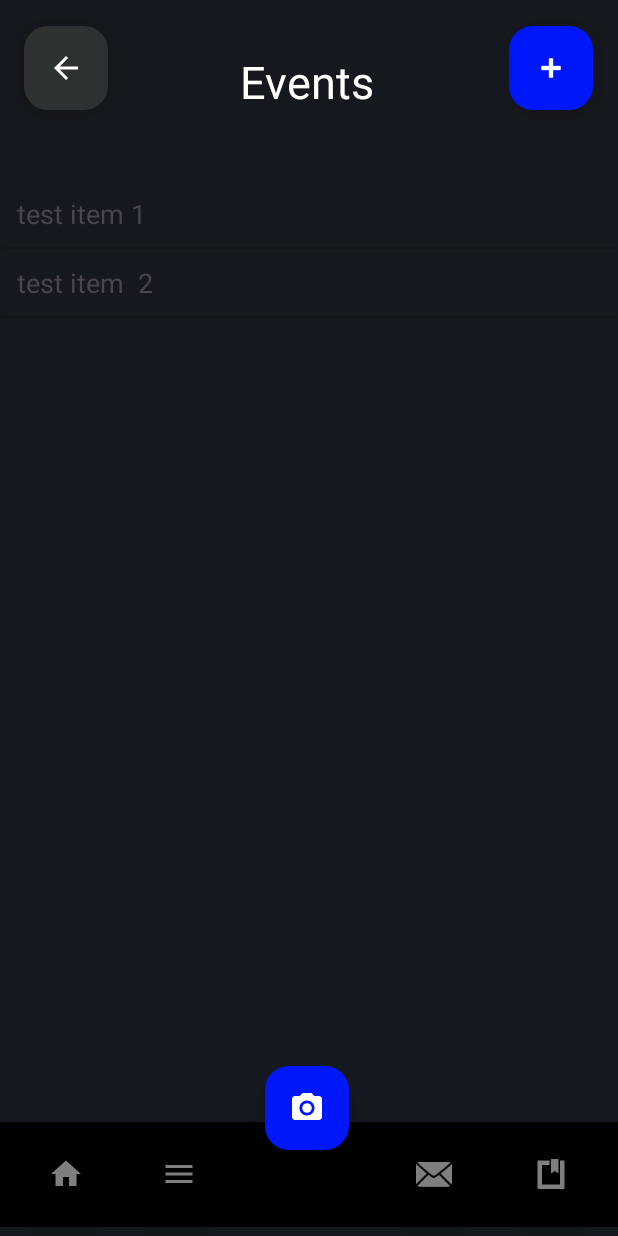
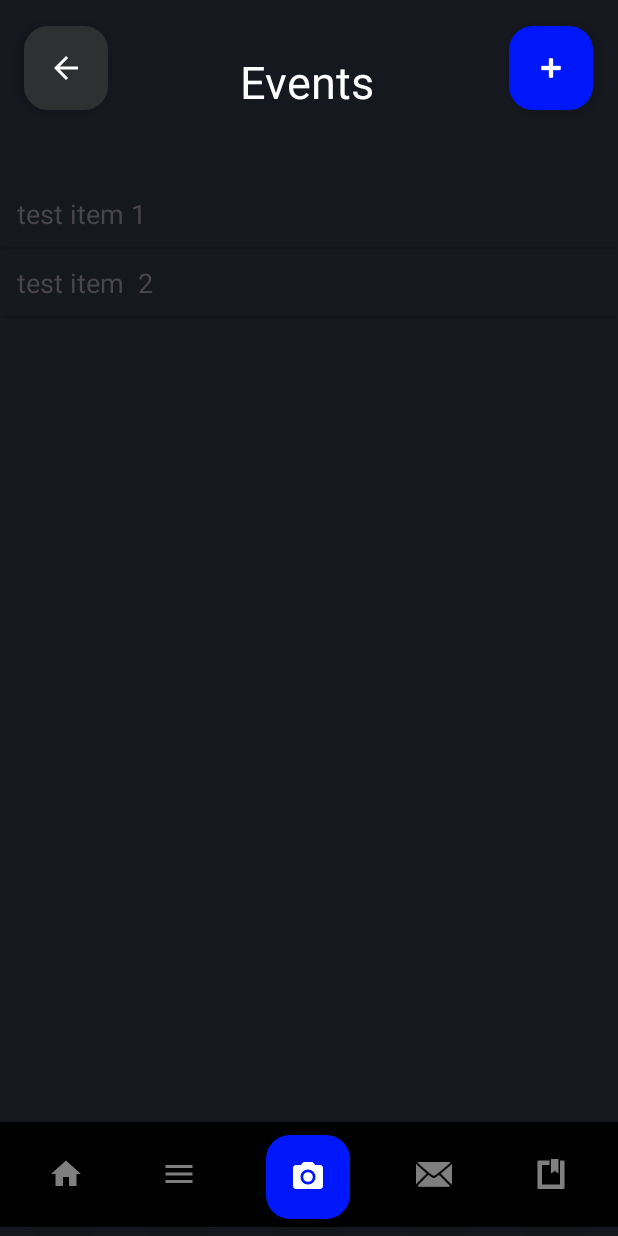
Before and after one commit to CMPUT301W24T30/ScanPal, an Android app: the EventPageFragment screen opened through its navigation route, on a phone screen of 412 x 824 dp. Run offline under Robolectric (Android 15) with nearby library versions, the phone set to English and light mode, and no system bars; our stand-ins replace Firebase (no records; nobody signed in at launch, a user with empty details on screens opened directly).

Commit message:
Added Back functionallity to event details page and cleaned UI

```diff
--- a/app/src/main/java/com/example/scanpal/MainActivity.java
+++ b/app/src/main/java/com/example/scanpal/MainActivity.java
@@ -1,12 +1,7 @@
 package com.example.scanpal;
 
 import android.os.Bundle;
-import android.view.ViewGroup;
-import android.widget.FrameLayout;
-import android.widget.LinearLayout;
-
 import androidx.appcompat.app.AppCompatActivity;
-import androidx.fragment.app.FragmentTransaction;
 import androidx.navigation.NavController;
 import androidx.navigation.fragment.NavHostFragment;
 
--- a/app/src/main/res/layout/events_page.xml
+++ b/app/src/main/res/layout/events_page.xml
@@ -24,14 +24,15 @@
         android:id="@+id/button_scan"
         android:layout_width="wrap_content"
         android:layout_height="wrap_content"
-        android:layout_marginTop="668dp"
-        android:layout_marginBottom="15dp"
+        android:layout_marginBottom="11dp"
         android:backgroundTint="#0018F9"
         android:clickable="true"
         app:layout_constraintBottom_toBottomOf="parent"
         app:layout_constraintEnd_toStartOf="@+id/button_chat"
+        app:layout_constraintHorizontal_bias="0.517"
         app:layout_constraintStart_toEndOf="@+id/button_your_events"
-        app:layout_constraintTop_toTopOf="parent"
+        app:layout_constraintTop_toTopOf="@+id/app_bar"
+        app:layout_constraintVertical_bias="1.0"
         app:srcCompat="@drawable/camera_icon"
         app:tint="@color/white" />
 
@@ -51,7 +52,7 @@
         app:tint="@color/white" />
 
     <com.google.android.material.floatingactionbutton.FloatingActionButton
-        android:id="@+id/button_go_back"
+        android:id="@+id/event_details_backButton"
         android:layout_width="wrap_content"
         android:layout_height="wrap_content"
         android:backgroundTint="#2d3132"
@@ -139,7 +140,7 @@
         app:layout_constraintBottom_toTopOf="@+id/app_bar"
         app:layout_constraintEnd_toStartOf="@+id/button_add_event"
         app:layout_constraintHorizontal_bias="0.0"
-        app:layout_constraintStart_toEndOf="@+id/button_go_back"
+        app:layout_constraintStart_toEndOf="@+id/event_details_backButton"
         app:layout_constraintTop_toTopOf="parent"
         app:layout_constraintVertical_bias="0.019" />
 
```
Also changed, not shown: app/src/main/java/com/example/scanpal/EventDetailsFragment.java (+13 -2 lines), app/src/main/res/layout/event_details.xml (+3 -5 lines).
